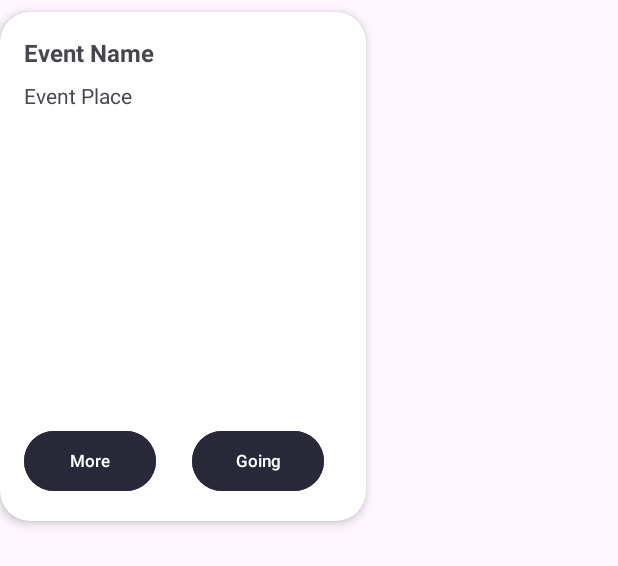
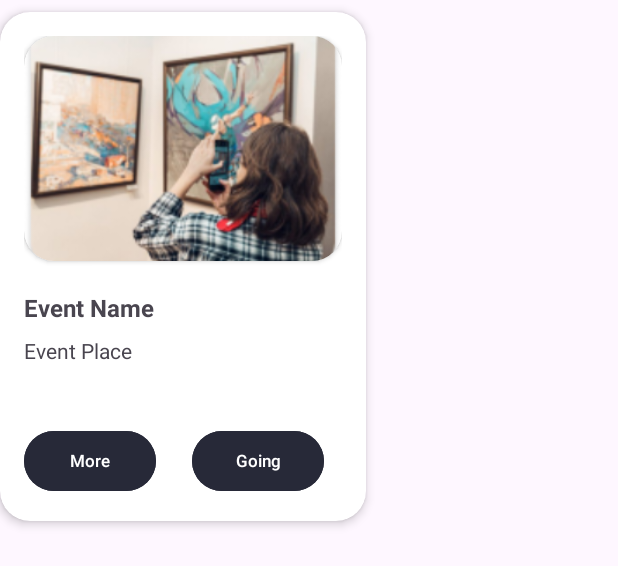
Before and after one commit to dulllizard/mobileStudy, an Android app: the layout card_item.xml on its own in the app's theme, with its tools: preview values and no code run, on a phone screen of 412 x 824 dp. Shown: the top 566 px of the screen. Run offline under Robolectric (Android 15) with nearby library versions, the phone set to English and light mode, and no system bars.

Commit message:
feat: добавлено отображение превью мероприятий

```diff
--- a/app/build.gradle.kts
+++ b/app/build.gradle.kts
@@ -44,6 +44,7 @@ dependencies {
     androidTestImplementation("androidx.test.espresso:espresso-core:3.5.1")
 
     implementation("com.etebarian:meow-bottom-navigation:1.2.0")
+    implementation("com.squareup.picasso:picasso:2.8")
 
 
 }
--- a/app/src/main/AndroidManifest.xml
+++ b/app/src/main/AndroidManifest.xml
@@ -1,6 +1,7 @@
 <?xml version="1.0" encoding="utf-8"?>
 <manifest xmlns:android="http://schemas.android.com/apk/res/android"
     xmlns:tools="http://schemas.android.com/tools">
+    <uses-permission android:name="android.permission.INTERNET"/>
 
     <application
         android:allowBackup="true"
--- a/app/src/main/java/com/example/mobilestudy/ui/detail/DetailFragment.java
+++ b/app/src/main/java/com/example/mobilestudy/ui/detail/DetailFragment.java
@@ -9,10 +9,12 @@ import androidx.fragment.app.Fragment;
 import android.view.LayoutInflater;
 import android.view.View;
 import android.view.ViewGroup;
+import android.widget.ImageView;
 import android.widget.TextView;
 
 import com.example.mobilestudy.R;
 import com.example.mobilestudy.databinding.FragmentDetailBinding;
+import com.squareup.picasso.Picasso;
 
 
 /**
@@ -72,12 +74,15 @@ public class DetailFragment extends Fragment {
         if (args != null) {
             String eventName = args.getString("eventName");
             String eventDescription = args.getString("eventDescription");
+            String eventPreview = args.getString("eventPreview");
 
             TextView eventNameView = view.findViewById(R.id.eventName);
             TextView eventDescriptionView = view.findViewById(R.id.eventDescription);
+            ImageView eventPreviewView = view.findViewById(R.id.imagePreview);
 
             eventNameView.setText(eventName);
             eventDescriptionView.setText(eventDescription);
+            Picasso.get().load(eventPreview).into(eventPreviewView);
 
         }
 
--- a/app/src/main/java/com/example/mobilestudy/ui/favorites/FavoritesFragment.java
+++ b/app/src/main/java/com/example/mobilestudy/ui/favorites/FavoritesFragment.java
@@ -103,6 +103,7 @@ public class FavoritesFragment extends Fragment {
                 Bundle bundle = new Bundle();
                 bundle.putString("eventName", selectedCard.getEventName());
                 bundle.putString("eventDescription", selectedCard.getDescription());
+                bundle.putString("eventPreview", selectedCard.getImagePreview());
                 fragment.setArguments(bundle);
 
                 FragmentManager fragmentManager = requireActivity().getSupportFragmentManager();
--- a/app/src/main/java/com/example/mobilestudy/ui/home/HomeFragment.java
+++ b/app/src/main/java/com/example/mobilestudy/ui/home/HomeFragment.java
@@ -100,6 +100,7 @@ public class HomeFragment extends Fragment {
                 Bundle bundle = new Bundle();
                 bundle.putString("eventName", selectedCard.getEventName());
                 bundle.putString("eventDescription", selectedCard.getDescription());
+                bundle.putString("eventPreview", selectedCard.getImagePreview());
                 fragment.setArguments(bundle);
 
                 FragmentManager fragmentManager = requireActivity().getSupportFragmentManager();
--- a/app/src/main/res/layout/card_item.xml
+++ b/app/src/main/res/layout/card_item.xml
@@ -14,13 +14,33 @@
         android:layout_height="wrap_content"
         android:padding="16dp">
 
+        <androidx.cardview.widget.CardView
+            android:id="@+id/cardImage"
+            android:layout_width="150dp"
+            android:layout_height="150dp"
+            android:layout_alignParentEnd="true"
+            android:layout_alignParentStart="true"
+            android:elevation="12dp"
+            app:cardCornerRadius="20dp">
+
+            <ImageView
+                android:id="@+id/imagePreview"
+                android:layout_width="match_parent"
+                android:layout_height="match_parent"
+                android:contentDescription="@string/cardImageDescription"
+                android:scaleType="centerCrop"
+                android:src="@drawable/example" />
+        </androidx.cardview.widget.CardView>
+
         <TextView
+            android:paddingTop="20dp"
             android:id="@+id/eventName"
             android:layout_width="wrap_content"
             android:layout_height="wrap_content"
             android:text="Event Name"
             android:textSize="16sp"
-            android:textStyle="bold" />
+            android:textStyle="bold"
+            android:layout_below="@id/cardImage"/>
 
         <TextView
             android:id="@+id/eventPlace"
```
Also changed, not shown: app/src/main/java/com/example/mobilestudy/adapter/CardAdapter.java (+7 -0 lines), app/src/main/java/com/example/mobilestudy/data/DummyDatabaseCard.java (+7 -4 lines), app/src/main/java/com/example/mobilestudy/dto/Card.java (+14 -18 lines), app/src/main/java/com/example/mobilestudy/dto/Detail.java (deleted, +0 -42 lines), app/src/main/java/com/example/mobilestudy/utils/ImageLoader.java (deleted, +0 -7 lines), app/src/main/java/com/example/mobilestudy/utils/ImageLoaderURL.java (deleted, +0 -29 lines), app/src/main/res/layout/fragment_detail.xml (+18 -1 lines).
